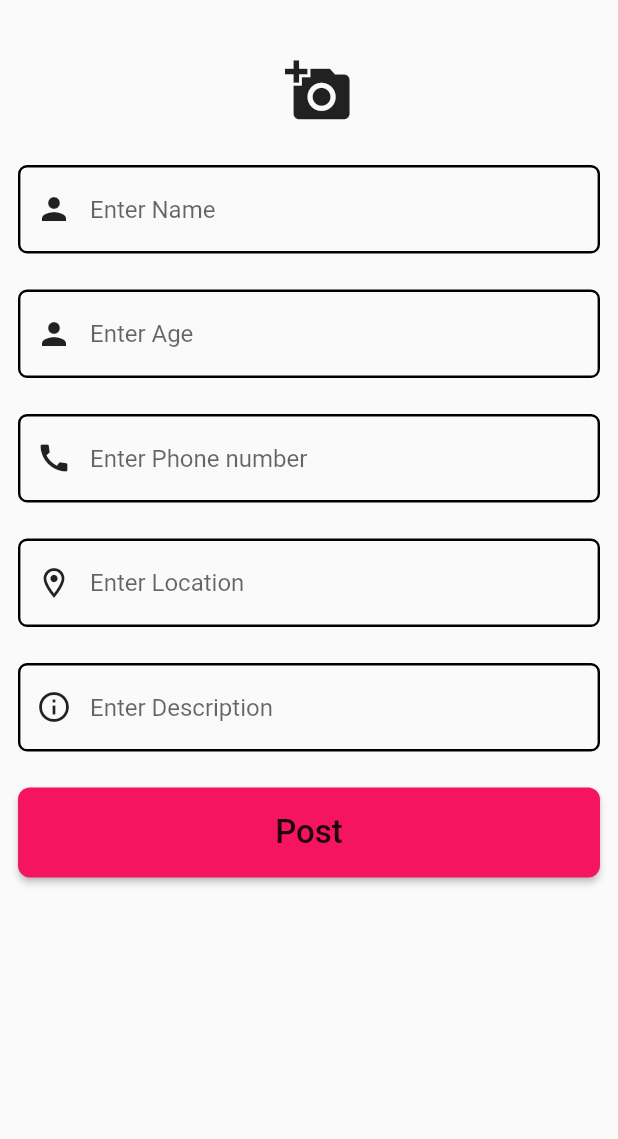
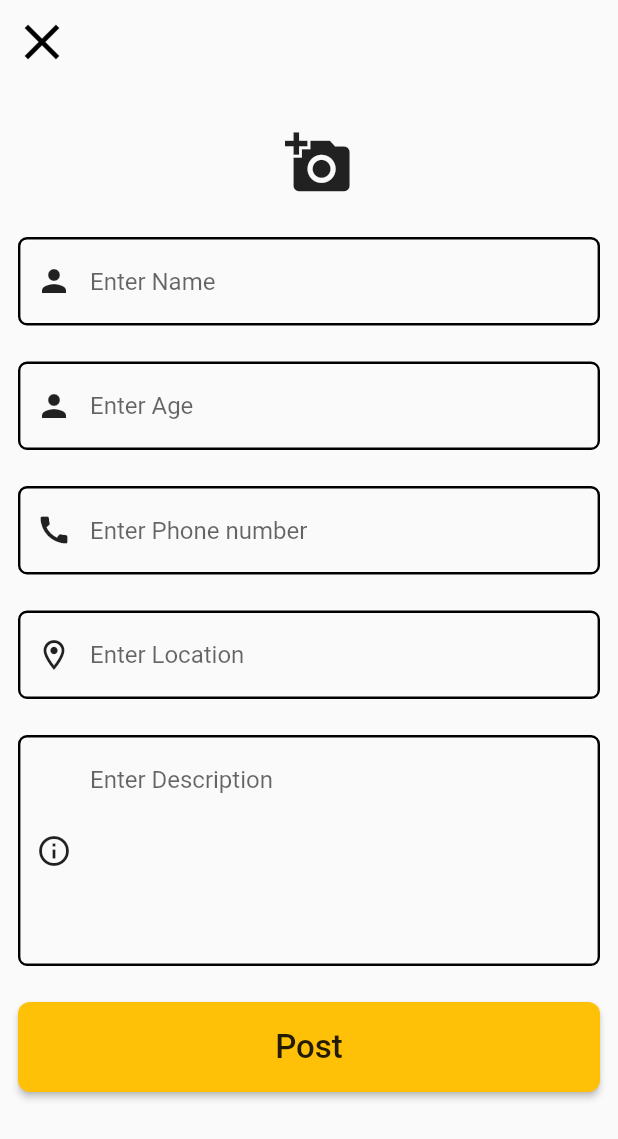
Before and after one commit to Mohamedali678/missing_person, a Flutter app: the AddPostScreen screen opened directly, on a phone screen of 412 x 824 dp. Shown: the top 1139 px of the screen. Run offline on Flutter 3.47's test engine with Material 2 defaults, Android fonts, the phone set to English and light mode, and no system bars; our stand-ins replace image_picker.

Commit message:
Extra features have been added

```diff
--- a/lib/main.dart
+++ b/lib/main.dart
@@ -1,5 +1,6 @@
 import 'package:ambad2/provider/data.dart';
 import 'package:ambad2/screens/add_post.dart';
+import 'package:ambad2/screens/bottom_nav.dart';
 import 'package:ambad2/screens/home_screen.dart';
 import 'package:ambad2/screens/login_screen.dart';
 import 'package:flutter/material.dart';
@@ -22,7 +23,7 @@ class MyApp extends StatelessWidget {
         theme: ThemeData(
           primarySwatch: Colors.blue,
         ),
-        home: HomeScreen(),
+        home: LoginScreen(),
       ),
     );
   }
--- a/lib/models/data_brain.dart
+++ b/lib/models/data_brain.dart
@@ -2,13 +2,17 @@ class DataBrain {
   final image;
   final String name;
   final age;
+  final number;
   final String location;
+  final String desc;
   final bool isFile;
   DataBrain({
     required this.image,
     required this.name,
     required this.age,
+    required this.number,
     required this.location,
+    required this.desc,
     this.isFile = false,
   });
 }
--- a/lib/provider/data.dart
+++ b/lib/provider/data.dart
@@ -4,31 +4,53 @@ import 'package:flutter/cupertino.dart';
 class Data extends ChangeNotifier {
   List<DataBrain> getData = [
     DataBrain(
-        image: "images/kid1.jpg", name: "Mike Ali", age: 20, location: "Hodan"),
+      image: "images/kid1.jpg",
+      name: "Mike Ali",
+      age: 20,
+      number: 0612334455,
+      location: "Hodan",
+      desc:
+          "Wiilka waxuu kasoo lumay xaafada Hodan, wuuna xanuun sanyahay fadlan qofkii arko si naxariis leh hanagu soo hagaajiyo number kaas, mahadsanid.",
+    ),
     DataBrain(
       image: "images/kid2.jpg",
       name: "Adam Abubakar",
       age: 30,
-        location: "Madino"),
+      number: 0615665522,
+      location: "Madino",
+      desc:
+          "Wiilka waxuu kasoo lumay xaafada Hodan, wuuna xanuun sanyahay fadlan qofkii arko si naxariis leh hanagu soo hagaajiyo number kaas, mahadsanid.",
+    ),
     DataBrain(
       image: "images/kid3.jpg",
       name: "Anas Muhanad",
       age: 19,
-        location: "Daynile"),
+      number: 0613998877,
+      location: "Daynile",
+      desc:
+          "Wiilka waxuu kasoo lumay xaafada Hodan, wuuna xanuun sanyahay fadlan qofkii arko si naxariis leh hanagu soo hagaajiyo number kaas, mahadsanid.",
+    ),
     DataBrain(
       image: "images/kid1.jpg",
       name: "Abdulahi Abdi",
       age: 20,
-        location: "Hodan"),
+      number: 0611008899,
+      location: "Hodan",
+      desc:
+          "Wiilka waxuu kasoo lumay xaafada Hodan, wuuna xanuun sanyahay fadlan qofkii arko si naxariis leh hanagu soo hagaajiyo number kaas, mahadsanid.",
+    ),
   ];
 
-  void addNewData(image, String name, int age, String location, bool isFile) {
+  void addNewData(image, String name, int age, int number, String location,
+      String desc, bool isFile) {
     getData.add(
       DataBrain(
         image: image,
         name: name,
         age: age,
+        number: number,
         location: location,
+        desc: desc,
         isFile: isFile,
       ),
     );
--- a/lib/screens/add_post.dart
+++ b/lib/screens/add_post.dart
@@ -24,6 +24,8 @@ class _AddPostScreenState extends State<AddPostScreen> {
   String? imagePath;
   Image? fileImage;
 
+  final _globalKey = GlobalKey<FormState>();
+
   void getImage() async {
     XFile? file = await ImagePicker().pickImage(source: ImageSource.gallery);
     if (file != null) {
@@ -41,17 +43,36 @@ class _AddPostScreenState extends State<AddPostScreen> {
     return Scaffold(
       body: SafeArea(
         child: SingleChildScrollView(
-          child: Column(mainAxisAlignment: MainAxisAlignment.center, children: [
+          child: Form(
+            key: _globalKey,
+            child: Column(
+              crossAxisAlignment: CrossAxisAlignment.start,
+              mainAxisAlignment: MainAxisAlignment.center,
+              children: [
+                IconButton(
+                    onPressed: () {
+                      Navigator.pop(context);
+                    },
+                    icon: Icon(
+                      Icons.close,
+                      size: 40,
+                      color: Colors.black,
+                    )),
                 const SizedBox(
                   height: 30,
                 ),
                 imagePath != null
-                ? ClipRRect(
+                    ? Align(
+                        alignment: Alignment.center,
+                        child: ClipRRect(
                           borderRadius: BorderRadius.circular(8),
                           child: Image.file(File(imagePath!),
                               height: 120, width: 120, fit: BoxFit.cover),
+                        ),
                       )
-                : IconButton(
+                    : Align(
+                        alignment: Alignment.center,
+                        child: IconButton(
                           onPressed: () {
                             getImage();
                           },
@@ -60,18 +81,20 @@ class _AddPostScreenState extends State<AddPostScreen> {
                             size: 45,
                           ),
                         ),
+                      ),
                 SizedBox(
                   height: 20,
                 ),
                 Container(
-              margin: const EdgeInsets.symmetric(horizontal: 12, vertical: 12),
+                  margin:
+                      const EdgeInsets.symmetric(horizontal: 12, vertical: 12),
                   child: TextFormField(
                     onChanged: (value) {
                       name = value;
                     },
                     validator: (value) {
                       if (value == null || value.isEmpty) {
-                    return "Email is required";
+                        return "Gali Magaca";
                       } else {
                         return null;
                       }
@@ -100,14 +123,15 @@ class _AddPostScreenState extends State<AddPostScreen> {
                   ),
                 ),
                 Container(
-              margin: const EdgeInsets.symmetric(horizontal: 12, vertical: 12),
+                  margin:
+                      const EdgeInsets.symmetric(horizontal: 12, vertical: 12),
                   child: TextFormField(
                     onChanged: (value) {
                       age = double.parse(value);
                     },
                     validator: (value) {
                       if (value == null || value.isEmpty) {
-                    return "Email is required";
+                        return "Gali da'da qofka";
                       } else {
                         return null;
                       }
@@ -136,14 +160,15 @@ class _AddPostScreenState extends State<AddPostScreen> {
                   ),
                 ),
                 Container(
-              margin: const EdgeInsets.symmetric(horizontal: 12, vertical: 12),
+                  margin:
+                      const EdgeInsets.symmetric(horizontal: 12, vertical: 12),
                   child: TextFormField(
                     onChanged: (value) {
                       number = double.parse(value);
                     },
                     validator: (value) {
                       if (value == null || value.isEmpty) {
-                    return "Email is required";
+                        return "Gali number";
                       } else {
                         return null;
                       }
@@ -172,14 +197,15 @@ class _AddPostScreenState extends State<AddPostScreen> {
                   ),
                 ),
                 Container(
-              margin: const EdgeInsets.symmetric(horizontal: 12, vertical: 12),
+                  margin:
+                      const EdgeInsets.symmetric(horizontal: 12, vertical: 12),
                   child: TextFormField(
                     onChanged: (value) {
                       location = value;
                     },
                     validator: (value) {
                       if (value == null || value.isEmpty) {
-                    return "Email is required";
+                        return "Gali goobta";
                       } else {
                         return null;
                       }
@@ -208,20 +234,21 @@ class _AddPostScreenState extends State<AddPostScreen> {
                   ),
                 ),
                 Container(
-              margin: const EdgeInsets.symmetric(horizontal: 12, vertical: 12),
+                  margin:
+                      const EdgeInsets.symmetric(horizontal: 12, vertical: 12),
                   child: TextFormField(
                     onChanged: (value) {
                       description = value;
                     },
                     validator: (value) {
                       if (value == null || value.isEmpty) {
-                    return "Email is required";
+                        return "Gali faahfaahin";
                       } else {
                         return null;
                       }
                     },
-                keyboardType: TextInputType.emailAddress,
-                maxLines: 1,
+                    keyboardType: TextInputType.multiline,
+                    maxLines: 6,
                     decoration: InputDecoration(
                       hintText: "Enter Description",
                       prefixIcon: const Icon(
@@ -246,32 +273,32 @@ class _AddPostScreenState extends State<AddPostScreen> {
                   ),
                 ),
                 Container(
-              margin: const EdgeInsets.symmetric(horizontal: 12, vertical: 12),
+                  margin:
+                      const EdgeInsets.symmetric(horizontal: 12, vertical: 12),
                   child: MaterialButton(
                     onPressed: () {
-                  // if (_globalKey.currentState!.validate()) {
-                  //   ScaffoldMessenger.of(context).showSnackBar(
-                  //     const SnackBar(
-                  //       content: Text("Successfully login"),
-                  //     ),
-                  //   );
-                  // Navigator.push(
-                  //   context,
-                  //   MaterialPageRoute(
-                  //     builder: (context) => HomeScreen(),
-                  //   ),
-                  // );
+                      if (_globalKey.currentState!.validate()) {
+                        ScaffoldMessenger.of(context).showSnackBar(
+                          const SnackBar(
+                            content: Text("Successfully Posted"),
+                          ),
+                        );
+
                         Provider.of<Data>(context, listen: false).addNewData(
                           imagePath!,
                           name!,
                           age!.toInt(),
+                          number!.toInt(),
                           location!,
+                          description!,
                           true,
                         );
 
                         Navigator.pop(context);
+                      }
+                      //
                     },
-                color: Color.fromARGB(255, 245, 20, 95),
+                    color: Colors.amber,
                     shape: RoundedRectangleBorder(
                       borderRadius: BorderRadius.circular(8),
                     ),
@@ -283,7 +310,9 @@ class _AddPostScreenState extends State<AddPostScreen> {
                     ),
                   ),
                 ),
-          ]),
+              ],
+            ),
+          ),
         ),
       ),
     );
--- a/lib/screens/signup_screen.dart
+++ b/lib/screens/signup_screen.dart
@@ -122,7 +122,7 @@ class _SignupScreenState extends State<SignupScreen> {
                     );
                   }
                 },
-                color: Color.fromARGB(255, 245, 20, 95),
+                color: Colors.amber,
                 shape: RoundedRectangleBorder(
                   borderRadius: BorderRadius.circular(8),
                 ),
```
Also changed, not shown: lib/screens/bottom_nav.dart (added, +116 -0 lines), lib/screens/detail_screen.dart (added, +160 -0 lines), lib/screens/home_screen.dart (+28 -35 lines), lib/screens/login_screen.dart (+27 -2 lines), lib/screens/reuse_container.dart (+5 -4 lines), lib/screens/user_account.dart (added, +101 -0 lines), 1 other file. Lines whose indentation alone changed are shown as unchanged.
